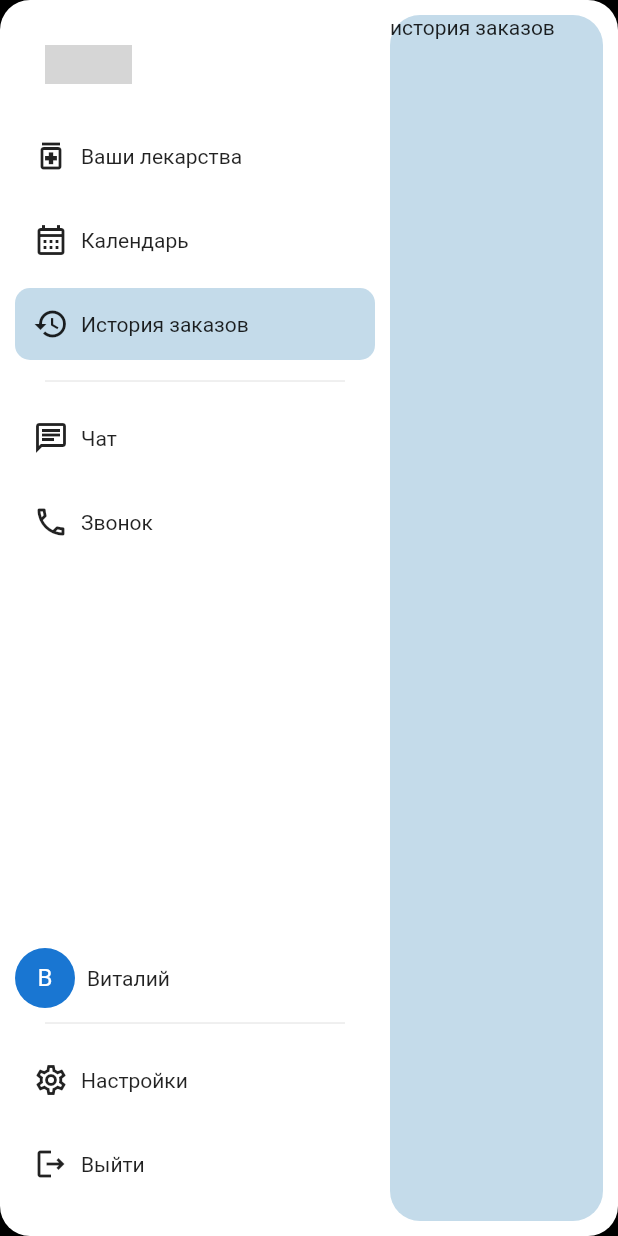
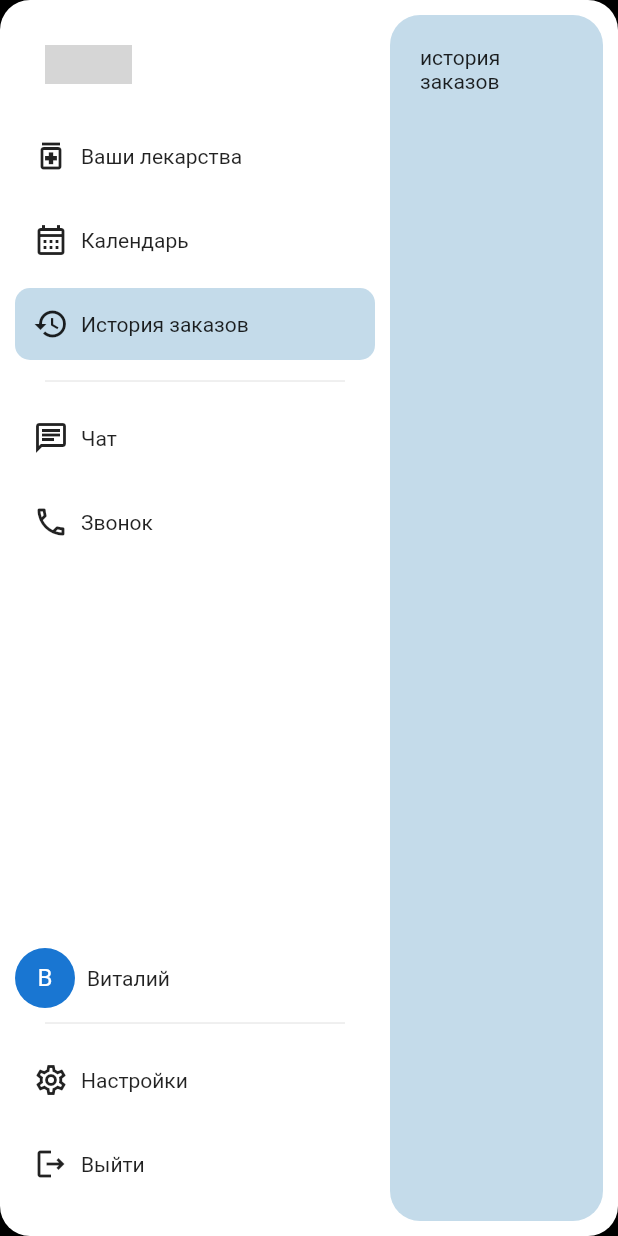
Before and after one commit to michep/pax, a Flutter app: the ClientHomePage screen opened directly, after a tap on "Календарь", after a tap on "История заказов", on a phone screen of 412 x 824 dp. Run offline on Flutter 3.47's test engine with Material 2 defaults, Android fonts, the phone set to English and light mode, and no system bars; drawn by our look-alikes of calendar_view; our stand-ins replace dio, get, google_fonts, mask_text_input_formatter, pin_code_fields; Roboto replaces fonts that are missing (Ubuntu); grey boxes are pictures that could not be loaded.

Commit message:
last commit, maybe WIP

```diff
--- a/lib/ui/clienthomepage/pages/clienthomepage.dart
+++ b/lib/ui/clienthomepage/pages/clienthomepage.dart
@@ -1,4 +1,6 @@
 import 'package:flutter/material.dart';
+import 'package:flutter/scheduler.dart';
+import 'package:pax/ui/clienthomepage/widgets/medcalendar.dart';
 import 'package:pax/ui/clienthomepage/widgets/medtable.dart';
 import 'package:pax/ui/clienthomepage/widgets/pagemenu.dart';
 
@@ -11,6 +13,22 @@ class ClientHomePage extends StatefulWidget {
 
 class _ClientHomePageState extends State<ClientHomePage> {
   final PageController controller = PageController();
+  final _key = GlobalKey();
+
+  @override
+  void initState() {
+    super.initState();
+    // TODO: implement initState
+    SchedulerBinding.instance.addPostFrameCallback((timeStamp) {
+      var size = _key.currentContext!.size;
+    });
+  }
+
+  @override
+  void dispose() {
+    controller.dispose();
+    super.dispose();
+  }
 
   @override
   Widget build(BuildContext context) {
@@ -46,17 +64,25 @@ class _ClientHomePageState extends State<ClientHomePage> {
                       color: const Color(0xFFC4DBEA),
                       borderRadius: BorderRadius.circular(20),
                     ),
+                    child: Padding(
+                      padding: const EdgeInsets.all(20),
+                      child: FractionallySizedBox(
+                        heightFactor: 1,
+                        widthFactor: 1,
                         child: PageView(
+                          key: _key,
                           controller: controller,
                           physics: const NeverScrollableScrollPhysics(),
                           children: const [
                             MedTable(),
-                        Text('календарь'),
+                            MedCalendar(),
                             Text('история заказов'),
                             Text('чат'),
                             Text('звонок'),
                             Text('настройки'),
                           ],
+                        ),
+                      ),
                     ),
                   ),
                 ),
--- /dev/null
+++ b/lib/ui/clienthomepage/widgets/medcalendar.dart
@@ -0,0 +1,26 @@
+import 'package:calendar_view/calendar_view.dart';
+import 'package:flutter/material.dart';
+
+class MedCalendar extends StatelessWidget {
+  const MedCalendar({super.key});
+
+  @override
+  Widget build(BuildContext context) {
+    return MonthView(
+      initialMonth: DateTime.now(),
+      headerBuilder: (date) => SizedBox.shrink(),
+      cellAspectRatio: 1,
+      // cellAspectRatio: () {
+      //   // var h = MediaQuery.of(context).size.height;
+      //   // var w = MediaQuery.of(context).size.width;
+      //   var h = 816;
+      //   var w = 1099;
+      //   var ch = h / 6;
+      //   var cw = w / 7;
+      //   return 1.5;
+      // }(),
+    );
+
+    // return Placeholder();
+  }
+}
--- a/lib/ui/clienthomepage/widgets/medtable.dart
+++ b/lib/ui/clienthomepage/widgets/medtable.dart
@@ -7,9 +7,7 @@ class MedTable extends StatelessWidget {
 
   @override
   Widget build(BuildContext context) {
-    return Padding(
-      padding: const EdgeInsets.all(20),
-      child: Stack(
+    return Stack(
       children: [
         Container(
           alignment: Alignment.topLeft,
@@ -37,7 +35,6 @@ class MedTable extends StatelessWidget {
           ),
         ),
       ],
-      ),
     );
   }
 }
--- a/pubspec.yaml
+++ b/pubspec.yaml
@@ -41,6 +41,7 @@ dependencies:
   pin_code_fields: ^7.4.0
   json_annotation: ^4.8.0
   google_fonts: ^4.0.3
+  calendar_view: ^1.0.2
 
 dev_dependencies:
   flutter_test:
```
Also changed, not shown: lib/paxapp.dart (+12 -6 lines), pubspec.lock. Lines whose indentation alone changed are shown as unchanged.
